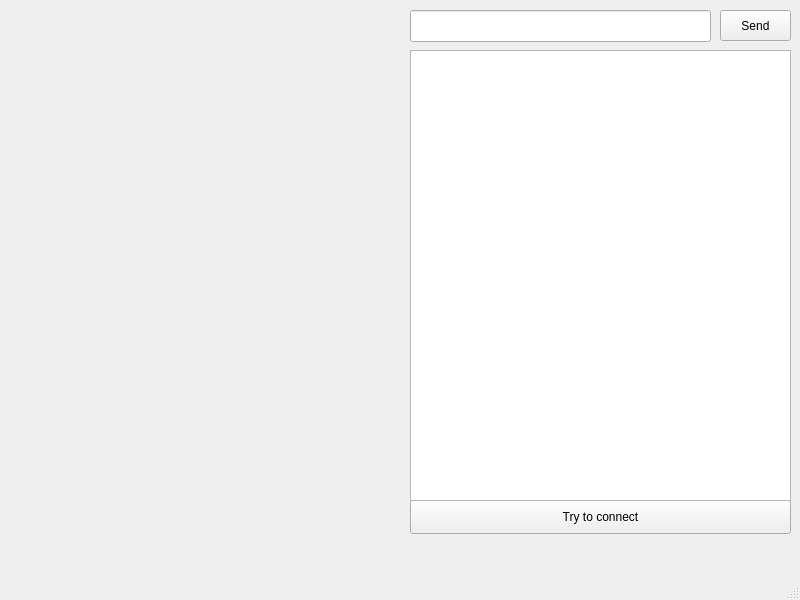
The window that main.ui (viktor-poltorak/rc_control) describes before a commit, drawn with Qt 5.
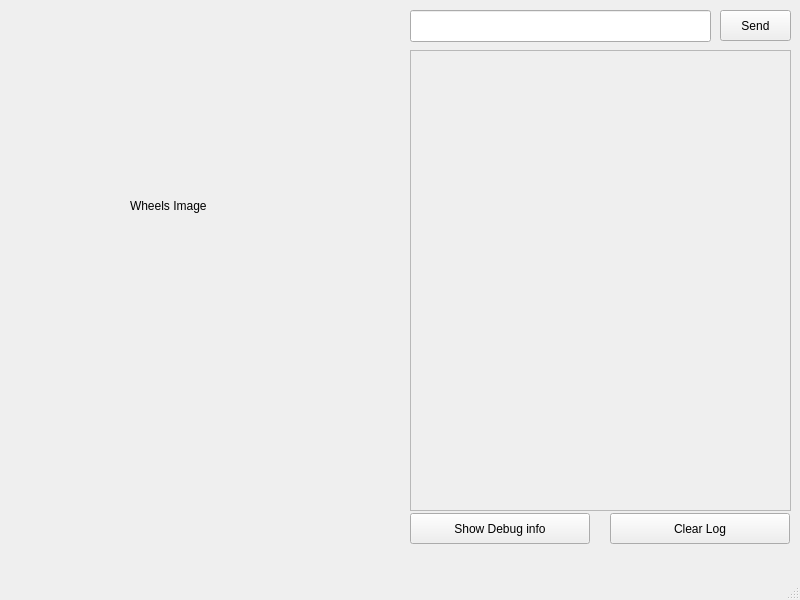
The same window after the commit. Icons and pictures are not drawn.

Patch:
```diff
--- a/main.ui
+++ b/main.ui
@@ -10,6 +10,24 @@
     <height>600</height>
    </rect>
   </property>
+  <property name="sizePolicy">
+   <sizepolicy hsizetype="Fixed" vsizetype="Fixed">
+    <horstretch>0</horstretch>
+    <verstretch>0</verstretch>
+   </sizepolicy>
+  </property>
+  <property name="minimumSize">
+   <size>
+    <width>800</width>
+    <height>600</height>
+   </size>
+  </property>
+  <property name="maximumSize">
+   <size>
+    <width>800</width>
+    <height>600</height>
+   </size>
+  </property>
   <property name="windowTitle">
    <string>Rc Control</string>
   </property>
@@ -37,26 +55,16 @@
      <string>Send</string>
     </property>
    </widget>
-   <widget class="QPushButton" name="connectButton">
-    <property name="geometry">
-     <rect>
-      <x>410</x>
-      <y>500</y>
-      <width>381</width>
-      <height>34</height>
-     </rect>
-    </property>
-    <property name="text">
-     <string>Try to connect</string>
-    </property>
-   </widget>
    <widget class="QTextEdit" name="console">
+    <property name="enabled">
+     <bool>false</bool>
+    </property>
     <property name="geometry">
      <rect>
       <x>410</x>
       <y>50</y>
       <width>381</width>
-      <height>451</height>
+      <height>461</height>
      </rect>
     </property>
     <property name="readOnly">
@@ -66,6 +74,45 @@
      <bool>false</bool>
     </property>
    </widget>
+   <widget class="QPushButton" name="clearLogButton">
+    <property name="geometry">
+     <rect>
+      <x>610</x>
+      <y>513</y>
+      <width>180</width>
+      <height>31</height>
+     </rect>
+    </property>
+    <property name="text">
+     <string>Clear Log</string>
+    </property>
+   </widget>
+   <widget class="QPushButton" name="debugButton">
+    <property name="geometry">
+     <rect>
+      <x>410</x>
+      <y>513</y>
+      <width>180</width>
+      <height>31</height>
+     </rect>
+    </property>
+    <property name="text">
+     <string>Show Debug info</string>
+    </property>
+   </widget>
+   <widget class="QLabel" name="wheelsImage">
+    <property name="geometry">
+     <rect>
+      <x>130</x>
+      <y>120</y>
+      <width>121</width>
+      <height>171</height>
+     </rect>
+    </property>
+    <property name="text">
+     <string>Wheels Image</string>
+    </property>
+   </widget>
   </widget>
   <widget class="QMenuBar" name="menubar">
    <property name="geometry">
```
Left out of the diff: 26 changed lines with no effect on the pictures.
